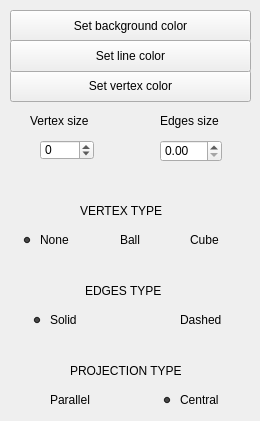
This is src/view/widgets/widget_view_settings.ui in tamelabe/Obj_Models_Viewer as Qt 5 draws it before an edit. The edited form follows.
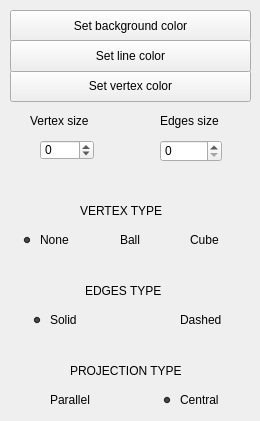
This is the edited form.

Patch:
```diff
--- a/src/view/widgets/widget_view_settings.ui
+++ b/src/view/widgets/widget_view_settings.ui
@@ -314,6 +314,9 @@
      <height>22</height>
     </rect>
    </property>
+   <property name="decimals">
+    <number>0</number>
+   </property>
   </widget>
  </widget>
  <resources/>
```
